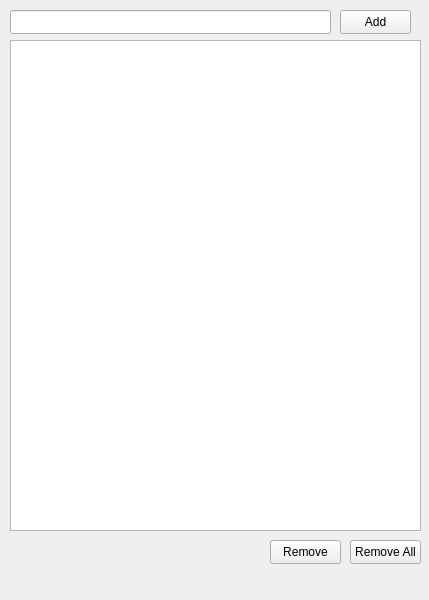
Old version of the form FYP_2/gui_app/src/mainwindow.ui in the repository BashirAbu/FYP.
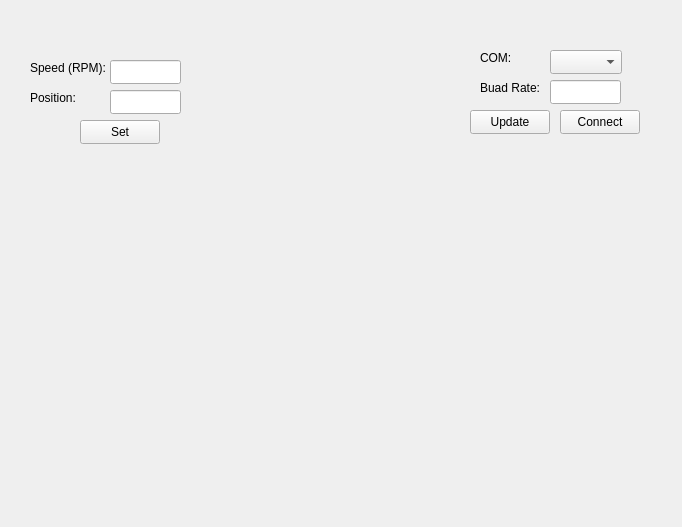
New version of the form.

```diff
--- a/FYP_2/gui_app/src/mainwindow.ui
+++ b/FYP_2/gui_app/src/mainwindow.ui
@@ -6,71 +6,143 @@
    <rect>
     <x>0</x>
     <y>0</y>
-    <width>429</width>
-    <height>600</height>
+    <width>682</width>
+    <height>527</height>
    </rect>
   </property>
   <property name="windowTitle">
    <string>MainWindow</string>
   </property>
   <widget class="QWidget" name="centralwidget">
-   <widget class="QLineEdit" name="txtTask">
+   <widget class="QComboBox" name="COMComboBox">
     <property name="geometry">
      <rect>
-      <x>10</x>
-      <y>10</y>
-      <width>321</width>
+      <x>550</x>
+      <y>50</y>
+      <width>72</width>
       <height>24</height>
      </rect>
     </property>
    </widget>
-   <widget class="QPushButton" name="btnAdd">
+   <widget class="QLabel" name="COMLabel">
     <property name="geometry">
      <rect>
-      <x>340</x>
-      <y>10</y>
+      <x>480</x>
+      <y>50</y>
+      <width>49</width>
+      <height>16</height>
+     </rect>
+    </property>
+    <property name="text">
+     <string>COM:</string>
+    </property>
+   </widget>
+   <widget class="QLabel" name="buadRateLabel_2">
+    <property name="geometry">
+     <rect>
+      <x>480</x>
+      <y>80</y>
+      <width>61</width>
+      <height>16</height>
+     </rect>
+    </property>
+    <property name="text">
+     <string>Buad Rate:</string>
+    </property>
+   </widget>
+   <widget class="QLineEdit" name="buadRateLineEdit">
+    <property name="geometry">
+     <rect>
+      <x>550</x>
+      <y>80</y>
       <width>71</width>
       <height>24</height>
      </rect>
     </property>
+   </widget>
+   <widget class="QPushButton" name="connectPushbutton">
+    <property name="geometry">
+     <rect>
+      <x>560</x>
+      <y>110</y>
+      <width>80</width>
+      <height>24</height>
+     </rect>
+    </property>
     <property name="text">
-     <string>Add</string>
+     <string>Connect</string>
     </property>
    </widget>
-   <widget class="QListWidget" name="listWidget">
+   <widget class="QLabel" name="speedLabel">
     <property name="geometry">
      <rect>
-      <x>10</x>
-      <y>40</y>
-      <width>411</width>
-      <height>491</height>
+      <x>30</x>
+      <y>60</y>
+      <width>81</width>
+      <height>16</height>
      </rect>
     </property>
+    <property name="text">
+     <string>Speed (RPM):</string>
+    </property>
    </widget>
-   <widget class="QPushButton" name="btnRemove">
+   <widget class="QLabel" name="positionLabel">
     <property name="geometry">
      <rect>
-      <x>270</x>
-      <y>540</y>
+      <x>30</x>
+      <y>90</y>
+      <width>81</width>
+      <height>16</height>
+     </rect>
+    </property>
+    <property name="text">
+     <string>Position:</string>
+    </property>
+   </widget>
+   <widget class="QLineEdit" name="speedLineEdit">
+    <property name="geometry">
+     <rect>
+      <x>110</x>
+      <y>60</y>
       <width>71</width>
       <height>24</height>
      </rect>
     </property>
+   </widget>
+   <widget class="QLineEdit" name="positionLineEdit">
+    <property name="geometry">
+     <rect>
+      <x>110</x>
+      <y>90</y>
+      <width>71</width>
+      <height>24</height>
+     </rect>
+    </property>
+   </widget>
+   <widget class="QPushButton" name="updatePushbutton">
+    <property name="geometry">
+     <rect>
+      <x>470</x>
+      <y>110</y>
+      <width>80</width>
+      <height>24</height>
+     </rect>
+    </property>
     <property name="text">
-     <string>Remove</string>
+     <string>Update</string>
     </property>
    </widget>
    <widget class="QPushButton" name="btnReamoveAll">
     <property name="geometry">
      <rect>
-      <x>350</x>
-      <y>540</y>
-      <width>71</width>
+      <x>80</x>
+      <y>120</y>
+      <width>80</width>
       <height>24</height>
      </rect>
     </property>
     <property name="text">
-     <string>Remove All</string>
+     <string>Set</string>
     </property>
    </widget>
   </widget>
```
Left out of the diff: 4 changed lines with no effect on the pictures.
